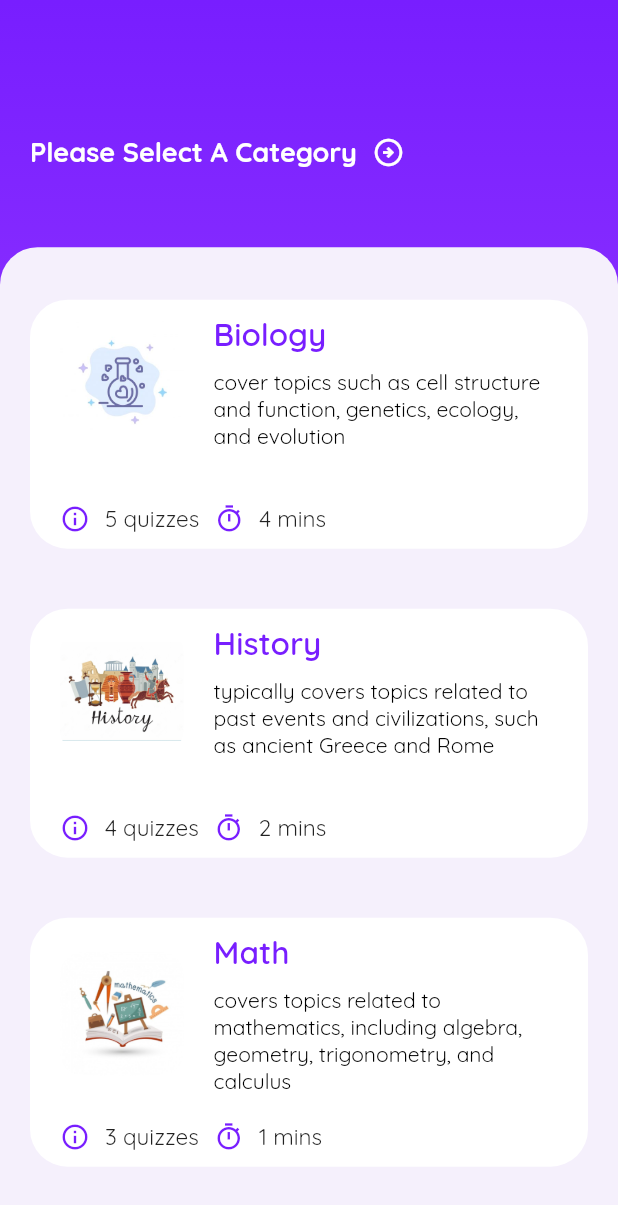
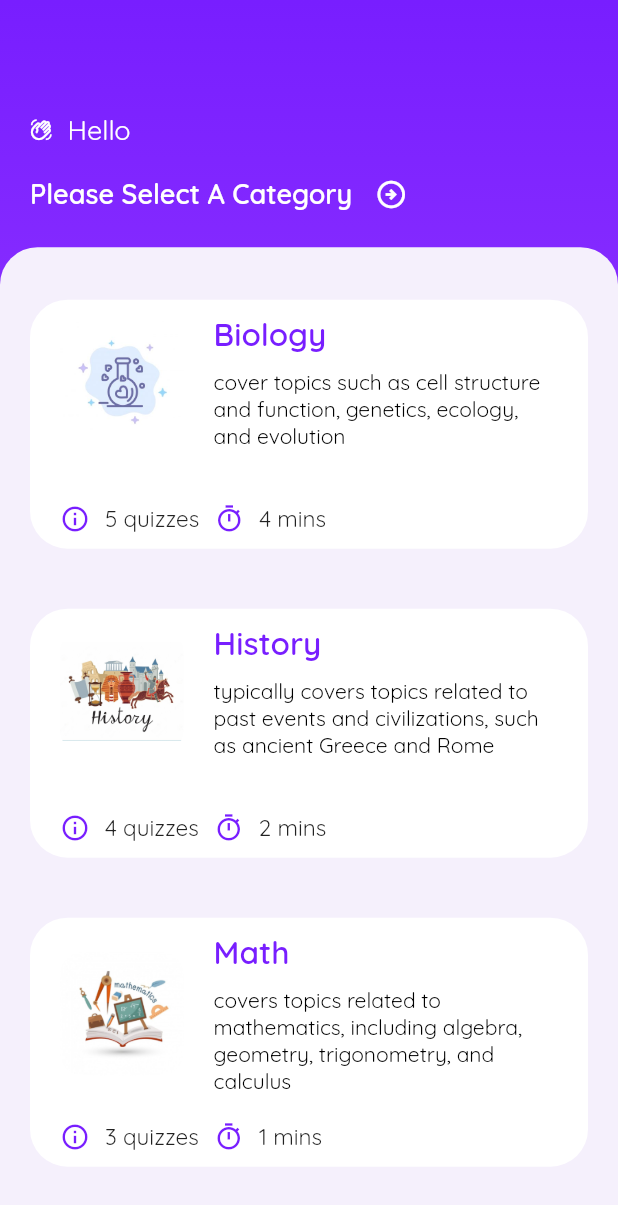
Before and after one commit to shalabycr7/quizzy_land, a Flutter app: the CategoryScreen screen opened directly, on a phone screen of 412 x 824 dp. Shown: the top 1205 px of the screen. Run offline on Flutter 3.47's test engine with Material 2 defaults, Android fonts, the phone set to English and light mode, and no system bars; our stand-ins replace google_fonts; missing offline and left inert: flutter_timer_countdown.

Commit message:
[Added] Username

```diff
--- a/lib/screens/category_screen.dart
+++ b/lib/screens/category_screen.dart
@@ -1,6 +1,7 @@
 import 'package:flutter/material.dart';
 import 'package:google_fonts/google_fonts.dart';
 import 'package:quizzy_land/global/gradient_decoration.dart';
+import 'package:quizzy_land/screens/login_screen.dart';
 import 'package:quizzy_land/shared/card_category.dart';
 
 class CategoryScreen extends StatelessWidget {
@@ -16,25 +17,51 @@ class CategoryScreen extends StatelessWidget {
         ),
         Positioned(
           left: 20,
-          right: 20,
-          top: 90,
-          child: Row(
+          top: 75,
+          child: Column(
+            crossAxisAlignment: CrossAxisAlignment.start,
+            children: [
+              Row(
+                children: [
+                  const Icon(
+                    Icons.waving_hand_outlined,
+                    color: Colors.white,
+                    size: 15,
+                  ),
+                  const SizedBox(
+                    width: 10,
+                  ),
+                  Text(
+                    'Hello ${userNameTextCont.text}',
+                    style: GoogleFonts.quicksand(
+                      fontSize: 18.0,
+                      color: Colors.white,
+                    ),
+                  ),
+                ],
+              ),
+              const SizedBox(
+                height: 20,
+              ),
+              Row(
                 children: [
                   Text(
                     "Please Select A Category",
                     style: GoogleFonts.quicksand(
                         fontSize: 18.0,
                         color: Colors.white,
-                    fontWeight: FontWeight.w700),
+                        fontWeight: FontWeight.w600),
                   ),
                   const SizedBox(
-                width: 10,
+                    width: 15,
                   ),
                   const Icon(
                     Icons.arrow_circle_right_outlined,
                     color: Colors.white,
                     size: 22,
                   )
+                ],
+              ),
             ],
           ),
         ),
--- a/lib/screens/login_screen.dart
+++ b/lib/screens/login_screen.dart
@@ -5,6 +5,7 @@ import 'package:quizzy_land/global/gradient_decoration.dart';
 import 'package:quizzy_land/screens/category_screen.dart';
 
 final _formKey = GlobalKey<FormState>();
+final userNameTextCont = TextEditingController();
 
 class LoginScreen extends StatelessWidget {
   const LoginScreen({super.key});
@@ -80,6 +81,7 @@ class LoginScreen extends StatelessWidget {
                         height: screenSize.height * 0.03,
                       ),
                       TextFormField(
+                        controller: userNameTextCont,
                         decoration: InputDecoration(
                           filled: true,
                           fillColor: Colors.white,
@@ -112,7 +114,7 @@ class LoginScreen extends StatelessWidget {
                       ElevatedButton(
                         onPressed: () {
                           if (_formKey.currentState!.validate()) {
-                            Navigator.push(
+                            Navigator.pushReplacement(
                               context,
                               MaterialPageRoute(
                                 builder: (context) => const CategoryScreen(),
@@ -122,7 +124,8 @@ class LoginScreen extends StatelessWidget {
                         },
                         style: ElevatedButton.styleFrom(
                           foregroundColor: Colors.white,
-                          backgroundColor: const Color.fromARGB(255, 120, 30, 255),
+                          backgroundColor:
+                              const Color.fromARGB(255, 120, 30, 255),
                           shape: RoundedRectangleBorder(
                             borderRadius: BorderRadius.circular(30.0),
                           ),
--- a/lib/screens/reviews_screen.dart
+++ b/lib/screens/reviews_screen.dart
@@ -39,7 +39,7 @@ class ReviewScreen extends StatelessWidget {
                         ),
                       ),
                       onPressed: () {
-                        Navigator.push(
+                        Navigator.pushReplacement(
                           context,
                           MaterialPageRoute(
                             builder: (context) => const QuizScreen(),
@@ -71,7 +71,7 @@ class ReviewScreen extends StatelessWidget {
                         ),
                       ),
                       onPressed: () {
-                        Navigator.push(
+                        Navigator.pushReplacement(
                           context,
                           MaterialPageRoute(
                             builder: (context) => const LoginScreen(),
--- a/lib/shared/countdown_timer.dart
+++ b/lib/shared/countdown_timer.dart
@@ -1,6 +1,6 @@
 import 'package:flutter/material.dart';
 import 'package:flutter_timer_countdown/flutter_timer_countdown.dart';
-import 'package:quizzy_land/screens/score_screen.dart';
+import 'package:quizzy_land/screens/reviews_screen.dart';
 
 class CountDown extends StatelessWidget {
   const CountDown({Key? key}) : super(key: key);
@@ -40,9 +40,9 @@ class CountDown extends StatelessWidget {
               ),
             ),
             onEnd: () {
-              Navigator.push(
+              Navigator.pushReplacement(
                 context,
-                MaterialPageRoute(builder: (context) => const ScoreScreen()),
+                MaterialPageRoute(builder: (context) => const ReviewScreen()),
               );
             },
           ),
```
Lines whose indentation alone changed are shown as unchanged.
